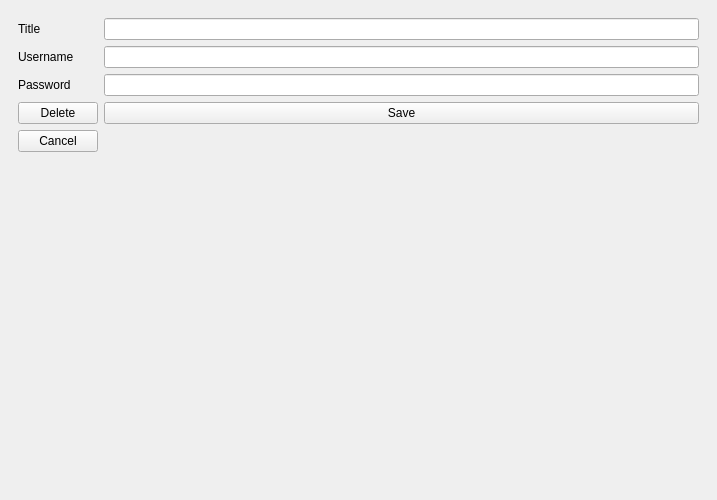
Old version of the form ui/mainwindow.ui in the repository llauret-iut90/BeretPass.
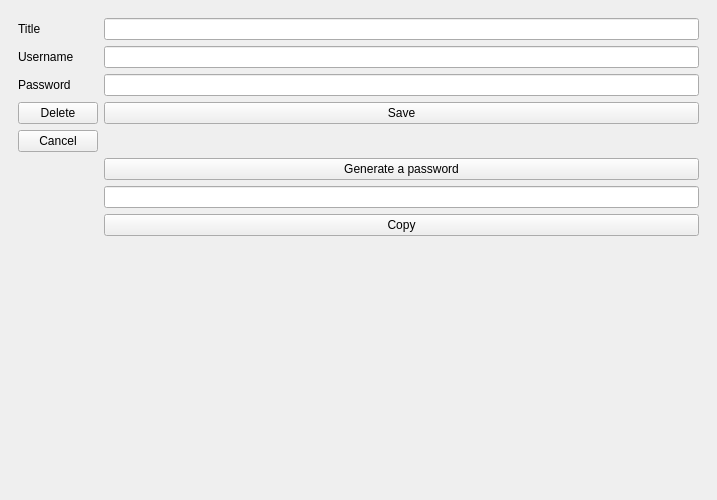
New version of the form. The open tabs and pages were chosen to show the change. Icons and pictures are not drawn.

Commit message: Add password generation to detail edit form

Diff of the .ui file:
```diff
--- a/ui/mainwindow.ui
+++ b/ui/mainwindow.ui
@@ -416,21 +416,45 @@
             </property>
                </widget>
             </item>
-            <item row="4" column="1">
+            <item row="5" column="1">
+                  <widget class="QPushButton" name="passwordGeneratorDetail">
+                     <property name="text">
+                        <string>Generate a password</string>
+                     </property>
+                  </widget>
+            </item>
+            <item row="6" column="1">
+                  <widget class="QLineEdit" name="generatedPasswordDetail">
+                     <property name="readOnly">
+                        <bool>true</bool>
+                     </property>
+                     <property name="text">
+                        <string/>
+                     </property>
+                  </widget>
+            </item>
+            <item row="7" column="1">
+                  <widget class="QPushButton" name="copyPasswordDetail">
+                     <property name="text">
+                        <string>Copy</string>
+                     </property>
+                  </widget>
+            </item>
+            <item row="8" column="0">
              <widget class="QLabel" name="oldTitleHiddenField">
              <property name="visible">
                <bool>false</bool>
                </property>
             </widget>
             </item>
-            <item row="5" column="0">
+            <item row="8" column="1">
              <widget class="QLabel" name="oldUsernameHiddenField">
              <property name="visible">
                <bool>false</bool>
             </property>
             </widget>
             </item>
-            <item row="5" column="1">
+            <item row="9" column="0">
              <widget class="QLabel" name="oldPasswordHiddenField">
              <property name="visible">
                <bool>false</bool>
```
The commit also changes 2 other files.
